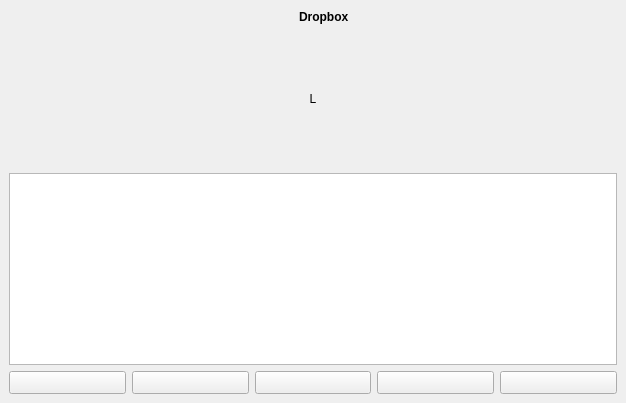
Old version of the form mainwindow.ui in the repository lawand/droper.
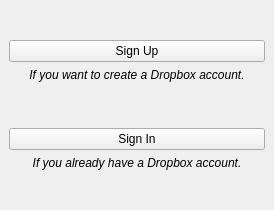
New version of the form. Icons and pictures are not drawn.

Patch:
```diff
--- a/mainwindow.ui
+++ b/mainwindow.ui
@@ -1,15 +1,7 @@
 <?xml version="1.0" encoding="UTF-8"?>
 <ui version="4.0">
  <class>MainWindow</class>
- <widget class="QMainWindow" name="MainWindow">
-  <property name="geometry">
-   <rect>
-    <x>0</x>
-    <y>0</y>
-    <width>626</width>
-    <height>403</height>
-   </rect>
-  </property>
+ <widget class="QWidget" name="MainWindow">
   <property name="windowTitle">
    <string>Droper</string>
   </property>
@@ -17,9 +9,113 @@
    <iconset resource="main.qrc">
     <normaloff>:/droper.svg</normaloff>:/droper.svg</iconset>
   </property>
-  <widget class="QWidget" name="centralwidget">
+  <layout class="QVBoxLayout" name="verticalLayout">
+   <property name="margin">
+    <number>0</number>
+   </property>
+   <item>
+    <widget class="QStackedWidget" name="stackedWidget">
+     <property name="currentIndex">
+      <number>0</number>
+     </property>
+     <widget class="QWidget" name="authenticationPage">
+      <layout class="QVBoxLayout" name="verticalLayout_2">
+       <item>
+        <spacer name="verticalSpacer">
+         <property name="orientation">
+          <enum>Qt::Vertical</enum>
+         </property>
+         <property name="sizeHint" stdset="0">
+          <size>
+           <width>20</width>
+           <height>31</height>
+          </size>
+         </property>
+        </spacer>
+       </item>
+       <item>
+        <widget class="QPushButton" name="signUpPushButton">
+         <property name="text">
+          <string>Sign Up</string>
+         </property>
+        </widget>
+       </item>
+       <item>
+        <widget class="QLabel" name="signUpLabel">
+         <property name="font">
+          <font>
+           <italic>true</italic>
+          </font>
+         </property>
+         <property name="text">
+          <string>If you want to create a Dropbox account.</string>
+         </property>
+         <property name="alignment">
+          <set>Qt::AlignCenter</set>
+         </property>
+         <property name="wordWrap">
+          <bool>true</bool>
+         </property>
+        </widget>
+       </item>
+       <item>
+        <spacer name="verticalSpacer_3">
+         <property name="orientation">
+          <enum>Qt::Vertical</enum>
+         </property>
+         <property name="sizeHint" stdset="0">
+          <size>
+           <width>20</width>
+           <height>40</height>
+          </size>
+         </property>
+        </spacer>
+       </item>
+       <item>
+        <widget class="QPushButton" name="signInPushButton">
+         <property name="text">
+          <string>Sign In</string>
+         </property>
+        </widget>
+       </item>
+       <item>
+        <widget class="QLabel" name="signInLabel">
+         <property name="font">
+          <font>
+           <italic>true</italic>
+          </font>
+         </property>
+         <property name="text">
+          <string>If you already have a Dropbox account.</string>
+         </property>
+         <property name="alignment">
+          <set>Qt::AlignCenter</set>
+         </property>
+         <property name="wordWrap">
+          <bool>true</bool>
+         </property>
+        </widget>
+       </item>
+       <item>
+        <spacer name="verticalSpacer_2">
+         <property name="orientation">
+          <enum>Qt::Vertical</enum>
+         </property>
+         <property name="sizeHint" stdset="0">
+          <size>
+           <width>20</width>
+           <height>31</height>
+          </size>
+         </property>
+        </spacer>
+       </item>
+      </layout>
+     </widget>
+     <widget class="QWidget" name="mainPage">
    <layout class="QGridLayout" name="gridLayout">
     <item row="0" column="0">
+        <layout class="QVBoxLayout" name="verticalLayout_3">
+         <item>
      <layout class="QHBoxLayout" name="horizontalLayout">
       <item>
        <spacer name="horizontalSpacer">
@@ -28,26 +124,23 @@
         </property>
         <property name="sizeHint" stdset="0">
          <size>
-          <width>13</width>
-          <height>13</height>
+               <width>40</width>
+               <height>20</height>
          </size>
         </property>
        </spacer>
       </item>
       <item>
        <widget class="QLabel" name="currentFolderIconLabel">
-        <property name="minimumSize">
-         <size>
-          <width>16</width>
-          <height>16</height>
-         </size>
-        </property>
         <property name="maximumSize">
          <size>
           <width>16</width>
           <height>16</height>
          </size>
         </property>
+             <property name="text">
+              <string/>
+             </property>
         <property name="pixmap">
          <pixmap resource="main.qrc">:/resources/icons/folder.png</pixmap>
         </property>
@@ -58,18 +151,6 @@
       </item>
       <item>
        <widget class="QLabel" name="currentFolderLabel">
-        <property name="maximumSize">
-         <size>
-          <width>320</width>
-          <height>16777215</height>
-         </size>
-        </property>
-        <property name="font">
-         <font>
-          <weight>75</weight>
-          <bold>true</bold>
-         </font>
-        </property>
         <property name="text">
          <string>Dropbox</string>
         </property>
@@ -82,35 +163,22 @@
         </property>
         <property name="sizeHint" stdset="0">
          <size>
-          <width>13</width>
-          <height>13</height>
+               <width>40</width>
+               <height>20</height>
          </size>
         </property>
        </spacer>
       </item>
      </layout>
     </item>
-    <item row="1" column="0">
-     <widget class="QLabel" name="loadingLabel">
-      <property name="sizePolicy">
-       <sizepolicy hsizetype="Expanding" vsizetype="Expanding">
-        <horstretch>0</horstretch>
-        <verstretch>0</verstretch>
-       </sizepolicy>
-      </property>
-      <property name="text">
-       <string>L</string>
-      </property>
-      <property name="alignment">
-       <set>Qt::AlignCenter</set>
-      </property>
-     </widget>
-    </item>
-    <item row="2" column="0">
+         <item>
      <widget class="QListWidget" name="filesAndFoldersListWidget">
       <property name="contextMenuPolicy">
        <enum>Qt::CustomContextMenu</enum>
       </property>
+           <property name="horizontalScrollBarPolicy">
+            <enum>Qt::ScrollBarAlwaysOff</enum>
+           </property>
       <property name="verticalScrollMode">
        <enum>QAbstractItemView::ScrollPerPixel</enum>
       </property>
@@ -120,228 +188,36 @@
       <property name="spacing">
        <number>1</number>
       </property>
-     </widget>
-    </item>
-    <item row="3" column="0">
-     <layout class="QHBoxLayout" name="toolsHorizontalLayout">
-      <item>
-       <widget class="QToolButton" name="upToolButton">
-        <property name="sizePolicy">
-         <sizepolicy hsizetype="MinimumExpanding" vsizetype="Minimum">
-          <horstretch>0</horstretch>
-          <verstretch>0</verstretch>
-         </sizepolicy>
-        </property>
-        <property name="icon">
-         <iconset resource="main.qrc">
-          <normaloff>:/resources/actions/up.png</normaloff>:/resources/actions/up.png</iconset>
+           <property name="uniformItemSizes">
+            <bool>true</bool>
+           </property>
+           <property name="wordWrap">
+            <bool>true</bool>
         </property>
        </widget>
       </item>
-      <item>
-       <widget class="QToolButton" name="fileToolButton">
-        <property name="sizePolicy">
-         <sizepolicy hsizetype="MinimumExpanding" vsizetype="Minimum">
-          <horstretch>0</horstretch>
-          <verstretch>0</verstretch>
-         </sizepolicy>
-        </property>
-        <property name="icon">
-         <iconset resource="main.qrc">
-          <normaloff>:/resources/actions/file.png</normaloff>:/resources/actions/file.png</iconset>
-        </property>
-       </widget>
-      </item>
-      <item>
-       <widget class="QToolButton" name="optionsToolButton">
-        <property name="sizePolicy">
-         <sizepolicy hsizetype="MinimumExpanding" vsizetype="Minimum">
-          <horstretch>0</horstretch>
-          <verstretch>0</verstretch>
-         </sizepolicy>
-        </property>
-        <property name="icon">
-         <iconset resource="main.qrc">
-          <normaloff>:/resources/actions/options.png</normaloff>:/resources/actions/options.png</iconset>
-        </property>
-       </widget>
-      </item>
+        </layout>
+       </item>
+      </layout>
+     </widget>
+     <widget class="QWidget" name="loadingPage">
+      <layout class="QVBoxLayout" name="verticalLayout_4">
       <item>
-       <widget class="QToolButton" name="infoToolButton">
-        <property name="sizePolicy">
-         <sizepolicy hsizetype="MinimumExpanding" vsizetype="Minimum">
-          <horstretch>0</horstretch>
-          <verstretch>0</verstretch>
-         </sizepolicy>
-        </property>
-        <property name="icon">
-         <iconset resource="main.qrc">
-          <normaloff>:/resources/actions/info.png</normaloff>:/resources/actions/info.png</iconset>
+        <widget class="QLabel" name="loadingLabel">
+         <property name="text">
+          <string>Loading</string>
+         </property>
+         <property name="alignment">
+          <set>Qt::AlignCenter</set>
         </property>
        </widget>
       </item>
-      <item>
-       <widget class="QToolButton" name="exitToolButton">
-        <property name="sizePolicy">
-         <sizepolicy hsizetype="MinimumExpanding" vsizetype="Minimum">
-          <horstretch>0</horstretch>
-          <verstretch>0</verstretch>
-         </sizepolicy>
-        </property>
-        <property name="icon">
-         <iconset resource="main.qrc">
-          <normaloff>:/resources/actions/exit.png</normaloff>:/resources/actions/exit.png</iconset>
-        </property>
-       </widget>
-      </item>
-     </layout>
-    </item>
-   </layout>
-  </widget>
-  <action name="cutAction">
-   <property name="text">
-    <string>Cut</string>
-   </property>
-  </action>
-  <action name="copyAction">
-   <property name="text">
-    <string>Copy</string>
-   </property>
-  </action>
-  <action name="pasteAction">
-   <property name="text">
-    <string>Paste</string>
-   </property>
-  </action>
-  <action name="renameAction">
-   <property name="text">
-    <string>Rename</string>
-   </property>
-  </action>
-  <action name="deleteAction">
-   <property name="text">
-    <string>Delete</string>
-   </property>
-  </action>
-  <action name="createFolderAction">
-   <property name="text">
-    <string>Create Folder</string>
-   </property>
-  </action>
-  <action name="upAction">
-   <property name="icon">
-    <iconset resource="main.qrc">
-     <normaloff>:/resources/actions/up.png</normaloff>:/resources/actions/up.png</iconset>
-   </property>
-   <property name="text">
-    <string>Up</string>
-   </property>
-  </action>
-  <action name="refreshAction">
-   <property name="text">
-    <string>Refresh</string>
-   </property>
-  </action>
-  <action name="downloadAction">
-   <property name="text">
-    <string>Download</string>
-   </property>
-  </action>
-  <action name="propertiesAction">
-   <property name="text">
-    <string>Properties</string>
-   </property>
-  </action>
-  <action name="exitAction">
-   <property name="icon">
-    <iconset resource="main.qrc">
-     <normaloff>:/resources/actions/exit.png</normaloff>:/resources/actions/exit.png</iconset>
-   </property>
-   <property name="text">
-    <string>Exit</string>
-   </property>
-  </action>
-  <action name="optionsAction">
-   <property name="icon">
-    <iconset resource="main.qrc">
-     <normaloff>:/resources/actions/options.png</normaloff>:/resources/actions/options.png</iconset>
-   </property>
-   <property name="text">
-    <string>Options</string>
-   </property>
-  </action>
-  <action name="showAccountInfoAction">
-   <property name="text">
-    <string>Show Account Info</string>
-   </property>
-  </action>
-  <action name="showActiveDownloadAction">
-   <property name="text">
-    <string>Show Active Download</string>
-   </property>
-  </action>
-  <action name="forgetAuthenticationAction">
-   <property name="text">
-    <string>Forget Authentication</string>
-   </property>
-  </action>
-  <action name="aboutAction">
-   <property name="text">
-    <string>About</string>
-   </property>
-  </action>
-  <action name="aboutQtAction">
-   <property name="text">
-    <string>About Qt</string>
-   </property>
-  </action>
-  <action name="fileAction">
-   <property name="icon">
-    <iconset resource="main.qrc">
-     <normaloff>:/resources/actions/file.png</normaloff>:/resources/actions/file.png</iconset>
-   </property>
-   <property name="text">
-    <string>File</string>
-   </property>
-  </action>
-  <action name="infoAction">
-   <property name="icon">
-    <iconset resource="main.qrc">
-     <normaloff>:/resources/actions/info.png</normaloff>:/resources/actions/info.png</iconset>
-   </property>
-   <property name="text">
-    <string>Info</string>
-   </property>
-  </action>
-  <action name="uploadAction">
-   <property name="text">
-    <string>Upload</string>
-   </property>
-  </action>
-  <action name="showActiveUploadAction">
-   <property name="text">
-    <string>Show Active Upload</string>
-   </property>
-  </action>
-  <action name="settingsAction">
-   <property name="text">
-    <string>Settings</string>
-   </property>
-  </action>
-  <action name="openAction">
-   <property name="text">
-    <string>Open</string>
-   </property>
-  </action>
- </widget>
- <tabstops>
-  <tabstop>filesAndFoldersListWidget</tabstop>
-  <tabstop>upToolButton</tabstop>
-  <tabstop>fileToolButton</tabstop>
-  <tabstop>optionsToolButton</tabstop>
-  <tabstop>infoToolButton</tabstop>
-  <tabstop>exitToolButton</tabstop>
- </tabstops>
+      </layout>
+     </widget>
+    </widget>
+   </item>
+  </layout>
+ </widget>
  <resources>
   <include location="main.qrc"/>
  </resources>
```
Left out of the diff: 3 changed lines with no effect on the pictures. Lines whose indentation alone changed are shown as unchanged.
